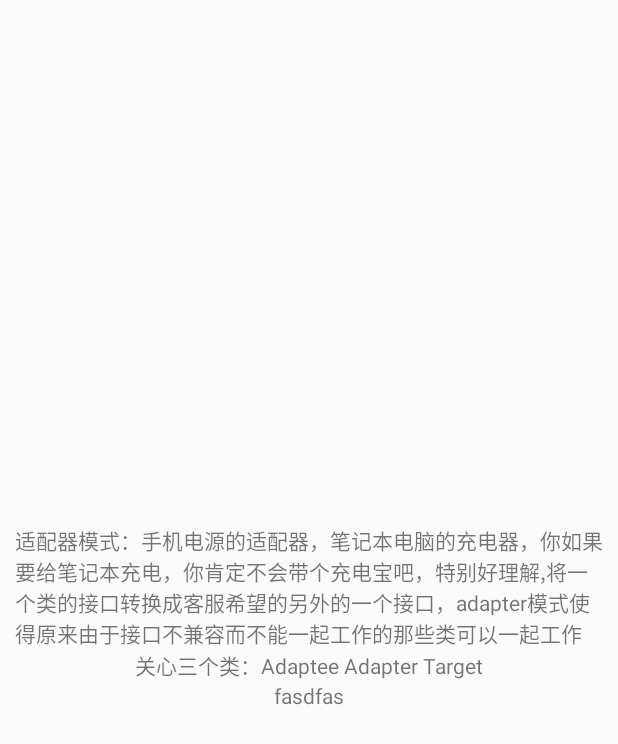
After one commit to Shimingli/AndriodDesignPattern, an Android app: the layout adapter_model_fragment_layout.xml on its own in the app's theme, with its tools: preview values and no code run, on a phone screen of 412 x 824 dp. The commit adds this screen. Shown: the top 744 px of the screen. Run offline under Robolectric (Android 15) with nearby library versions, the phone set to English and light mode, and no system bars.

Commit message:
提交适配器模式的代码

```diff
--- /dev/null
+++ b/app/src/main/java/com/shiming/andrioddesignpattern/adapter_model/Target.java
@@ -0,0 +1,11 @@
+package com.shiming.andrioddesignpattern.adapter_model;
+
+/**
+ * @author shiming
+ * @version v1.0 create at 2017/9/14
+ * @des 目标接口，或称为标准接口
+ */
+public interface Target {
+
+    String request();
+}
--- /dev/null
+++ b/app/src/main/res/layout/adapter_model_fragment_layout.xml
@@ -0,0 +1,28 @@
+<?xml version="1.0" encoding="utf-8"?>
+<LinearLayout xmlns:android="http://schemas.android.com/apk/res/android"
+              android:orientation="vertical"
+              android:padding="10dp"
+              android:gravity="center"
+              android:layout_gravity="center"
+              android:layout_width="match_parent"
+              android:layout_height="match_parent">
+    <TextView
+        android:id="@+id/tvdes"
+        android:text="@string/adaptermodel"
+        android:layout_width="wrap_content"
+        android:layout_height="wrap_content"/>
+
+    <TextView
+        android:layout_centerInParent="true"
+        android:text="关心三个类：Adaptee Adapter Target"
+        android:layout_width="wrap_content"
+        android:layout_height="wrap_content"/>
+
+    <TextView
+        android:layout_centerInParent="true"
+        android:text="fasdfas"
+        android:id="@+id/tv"
+        android:layout_width="wrap_content"
+        android:layout_height="wrap_content"/>
+
+</LinearLayout>
--- a/app/src/main/res/values/strings.xml
+++ b/app/src/main/res/values/strings.xml
@@ -5,7 +5,7 @@
     <string name="all_order_tab2">单利模式</string>
     <string name="all_order_tab3">建造者模式</string>
     <string name="all_order_tab4">原型模式</string>
-    <string name="all_order_tab5">已完成</string>
+    <string name="all_order_tab5">适配器模式</string>
     <string name="all_order_tab6">问题单</string>
     <string name="all_order_tab7">过期/取消</string>
     <string name="all_order_tab8">待执行</string>
@@ -17,4 +17,5 @@
     <string name="prototype">原型模式：使用的场景，当对象构造的方法非常的复杂，在生成对象非常好性能，我们就需要原型模式，通过复制克隆一个指定对象来创建更多同类型的对象</string>
     <string name="creatormodel">创建者模式</string>
     <string name="structuralmodel">结构型模式</string>
+    <string name="adaptermodel">适配器模式：手机电源的适配器，笔记本电脑的充电器，你如果要给笔记本充电，你肯定不会带个充电宝吧，特别好理解,将一个类的接口转换成客服希望的另外的一个接口，adapter模式使得原来由于接口不兼容而不能一起工作的那些类可以一起工作</string>
 </resources>
```
Also changed, not shown: app/src/main/java/com/shiming/andrioddesignpattern/StructuralModelActivity.java (+4 -4 lines), app/src/main/java/com/shiming/andrioddesignpattern/adapter_model/Adaptee.java (added, +14 -0 lines), app/src/main/java/com/shiming/andrioddesignpattern/adapter_model/Adapter.java (added, +20 -0 lines), app/src/main/java/com/shiming/andrioddesignpattern/ui/AdapterModelFragment.java (added, +48 -0 lines).
